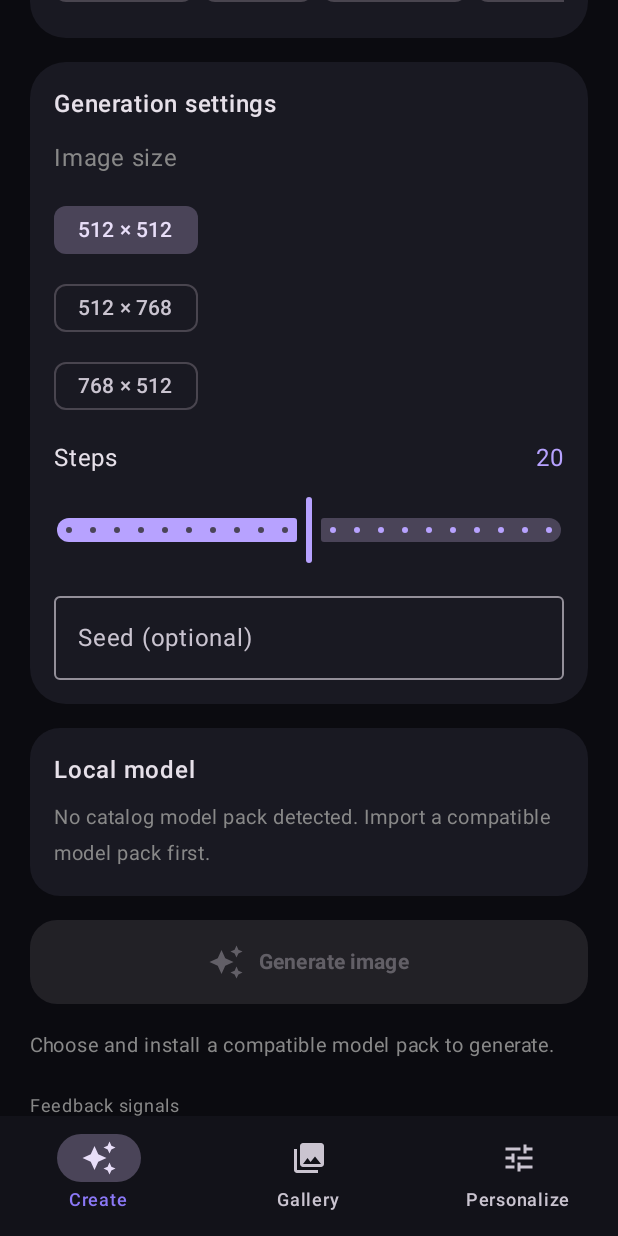
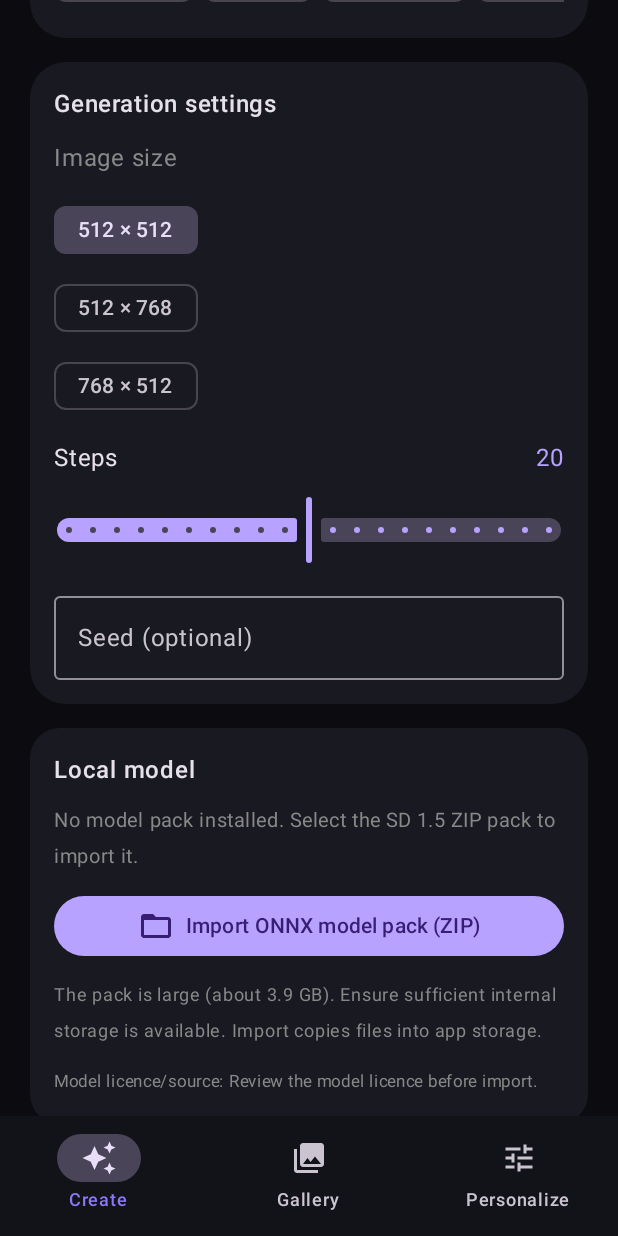
Before and after one commit to rupta1/Image-Generator, an Android app built with Jetpack Compose: the screen it shows after launch (MainActivity), scrolled down 520 dp, on a phone screen of 412 x 824 dp. Run offline under Robolectric (Android 15) with nearby library versions, the phone set to English and light mode, and no system bars; pictures from the network do not load.

Commit message:
Add in-app SD1.5 ONNX ZIP import flow

```diff
--- a/app/src/main/java/com/rupta/imagegenerator/ui/ImageGeneratorApp.kt
+++ b/app/src/main/java/com/rupta/imagegenerator/ui/ImageGeneratorApp.kt
@@ -15,6 +15,8 @@ import androidx.compose.ui.graphics.asImageBitmap
 import androidx.compose.ui.text.font.FontWeight
 import androidx.compose.ui.unit.*
 import androidx.compose.ui.platform.LocalContext
+import androidx.activity.compose.rememberLauncherForActivityResult
+import androidx.activity.result.contract.ActivityResultContracts
 import com.rupta.imagegenerator.data.LocalLearning
 import com.rupta.imagegenerator.data.SignalKind
 import com.rupta.imagegenerator.engine.*
@@ -64,8 +66,29 @@ private fun CreateScreen(modifier: Modifier, prompt:String, onPrompt:(String)->U
     var status by remember { mutableStateOf("Choose and install a compatible model pack to generate.") }
     var result by remember { mutableStateOf<android.graphics.Bitmap?>(null) }
     var cancelFlag by remember { mutableStateOf<AtomicBoolean?>(null) }
-    val installed = remember { ModelCatalog.installed(context) }
+    var installed by remember { mutableStateOf(ModelCatalog.installed(context)) }
     val model = installed.firstOrNull()
+    var importStatus by remember { mutableStateOf("") }
+    var importing by remember { mutableStateOf(false) }
+    val zipPicker = rememberLauncherForActivityResult(ActivityResultContracts.OpenDocument()) { uri ->
+        if (uri != null && !importing) {
+            importing = true
+            importStatus = "Installing and validating model pack…"
+            scope.launch {
+                try {
+                    withContext(Dispatchers.IO) {
+                        context.contentResolver.openInputStream(uri)?.use { input ->
+                            ModelPackInstaller.installZip(context, "sd15-onnx-mobile", input)
+                        } ?: error("Could not open selected ZIP file.")
+                    }
+                    installed = ModelCatalog.installed(context)
+                    importStatus = "Model pack installed and preflight checks passed."
+                } catch (t: Throwable) {
+                    importStatus = "Import failed: ${t.message ?: t.javaClass.simpleName}"
+                } finally { importing = false }
+            }
+        }
+    }
     Column(modifier.fillMaxSize().verticalScroll(rememberScrollState()).padding(20.dp), verticalArrangement=Arrangement.spacedBy(16.dp)) {
         Row(verticalAlignment=Alignment.CenterVertically, modifier=Modifier.fillMaxWidth()) {
             Column(Modifier.weight(1f)) {
@@ -100,10 +123,16 @@ private fun CreateScreen(modifier: Modifier, prompt:String, onPrompt:(String)->U
             }
         }
         Card(colors=CardDefaults.cardColors(containerColor=panel), shape=RoundedCornerShape(20.dp)) {
-            Column(Modifier.padding(16.dp), verticalArrangement=Arrangement.spacedBy(8.dp)) {
+            Column(Modifier.padding(16.dp), verticalArrangement=Arrangement.spacedBy(10.dp)) {
                 Text("Local model",fontWeight=FontWeight.SemiBold)
-                if(model==null) Text("No catalog model pack detected. Import a compatible model pack first.",color=Color.Gray,fontSize=13.sp)
-                else Text("Detected: ${model.descriptor.name}. Runtime compatibility is checked when generation starts.",fontSize=13.sp,color=Color.LightGray)
+                if(model==null) Text("No model pack installed. Select the SD 1.5 ZIP pack to import it.",color=Color.Gray,fontSize=13.sp)
+                else Text("Installed: ${model.descriptor.name}. Import validation passed; session compatibility is checked before inference.",fontSize=13.sp,color=Color.LightGray)
+                Button(onClick={ zipPicker.launch(arrayOf("application/zip","application/octet-stream")) }, enabled=!importing, modifier=Modifier.fillMaxWidth()) {
+                    Icon(Icons.Default.FolderOpen,null); Spacer(Modifier.width(8.dp)); Text(if(importing) "Importing model…" else "Import ONNX model pack (ZIP)")
+                }
+                if(importStatus.isNotBlank()) Text(importStatus,fontSize=12.sp,color=if(importStatus.startsWith("Import failed")) MaterialTheme.colorScheme.error else Color.Gray)
+                Text("The pack is large (about 3.9 GB). Ensure sufficient internal storage is available. Import copies files into app storage.",fontSize=12.sp,color=Color.Gray)
+                Text("Model licence/source: ${model?.descriptor?.licenseUrl ?: "Review the model licence before import."}",fontSize=11.sp,color=Color.Gray)
             }
         }
         if(busy) {
```
